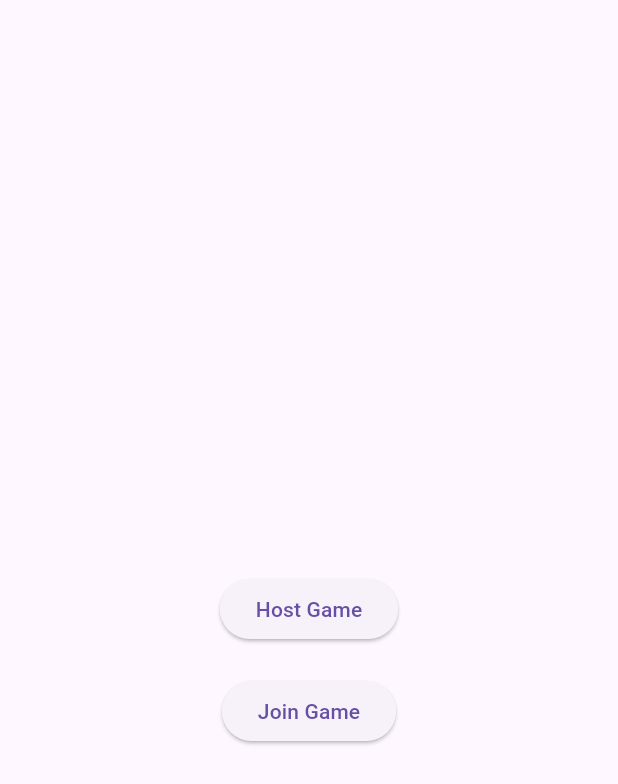
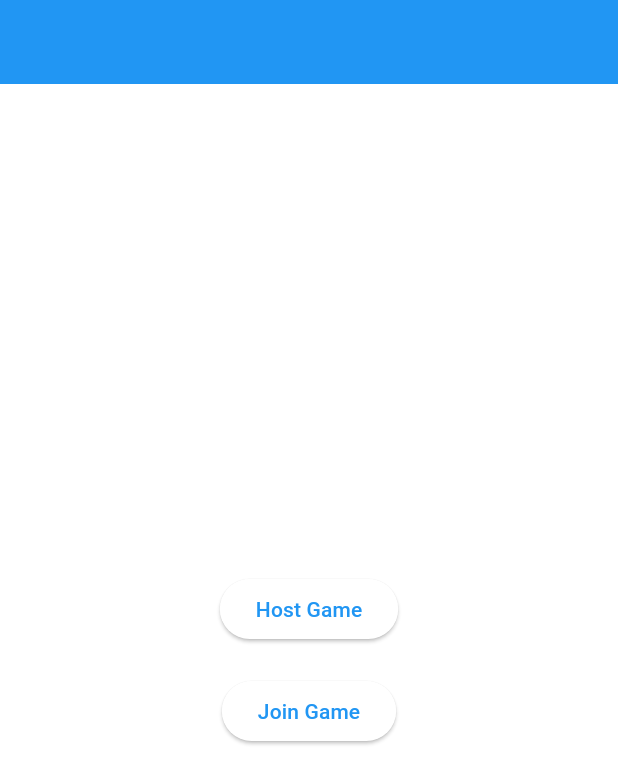
Before and after one commit to Dregan234/buzzer, a Flutter app: the screen it shows after launch, on a phone screen of 412 x 824 dp. Shown: the top 784 px of the screen. Run offline on Flutter 3.47's test engine with Material 3 defaults, Android fonts, the phone set to English and light mode, and no system bars; our stand-ins replace audioplayers, flutter_svg, font_awesome_flutter, shared_preferences; missing offline and left inert: flutter_material_color_picker, network_info_plus.

Commit message:
fixed color scheme

```diff
--- a/lib/main.dart
+++ b/lib/main.dart
@@ -21,8 +21,40 @@ class MyApp extends StatelessWidget {
   Widget build(BuildContext context) {
     return MaterialApp(
       initialRoute: "/",
-      theme: ThemeData.light(),
-      darkTheme: ThemeData.dark(),
+      theme: ThemeData(
+        brightness: Brightness.light,
+        colorScheme: ColorScheme.light(
+          primary: Colors.blue,
+          secondary: Colors.blueAccent,
+        ),
+        scaffoldBackgroundColor: Colors.white,
+        appBarTheme: const AppBarTheme(
+          backgroundColor: Colors.blue,
+          foregroundColor: Colors.white,
+        ),
+      ),
+      darkTheme: ThemeData(
+        brightness: Brightness.dark,
+        colorScheme: ColorScheme.dark(
+          primary: Color(0xFF1E88E5),
+          secondary: Color(0xFF42A5F5),
+          surface: Color(0xFF1E1E2E),
+          background: Color(0xFF121218),
+        ),
+        scaffoldBackgroundColor: Color(0xFF121218),
+        appBarTheme: const AppBarTheme(
+          backgroundColor: Color(0xFF1E1E2E),
+          foregroundColor: Colors.white,
+        ),
+        cardColor: Color(0xFF1E1E2E),
+        elevatedButtonTheme: ElevatedButtonThemeData(
+          style: ElevatedButton.styleFrom(
+            backgroundColor: Color(0xFF1E88E5),
+            foregroundColor: Colors.white,
+          ),
+        ),
+      ),
+      themeMode: ThemeMode.system,
       home: HomeScreen()
     );
   }
```
Also changed, not shown: lib/screens/host.dart (+4 -4 lines), lib/screens/join.dart (+4 -4 lines).
